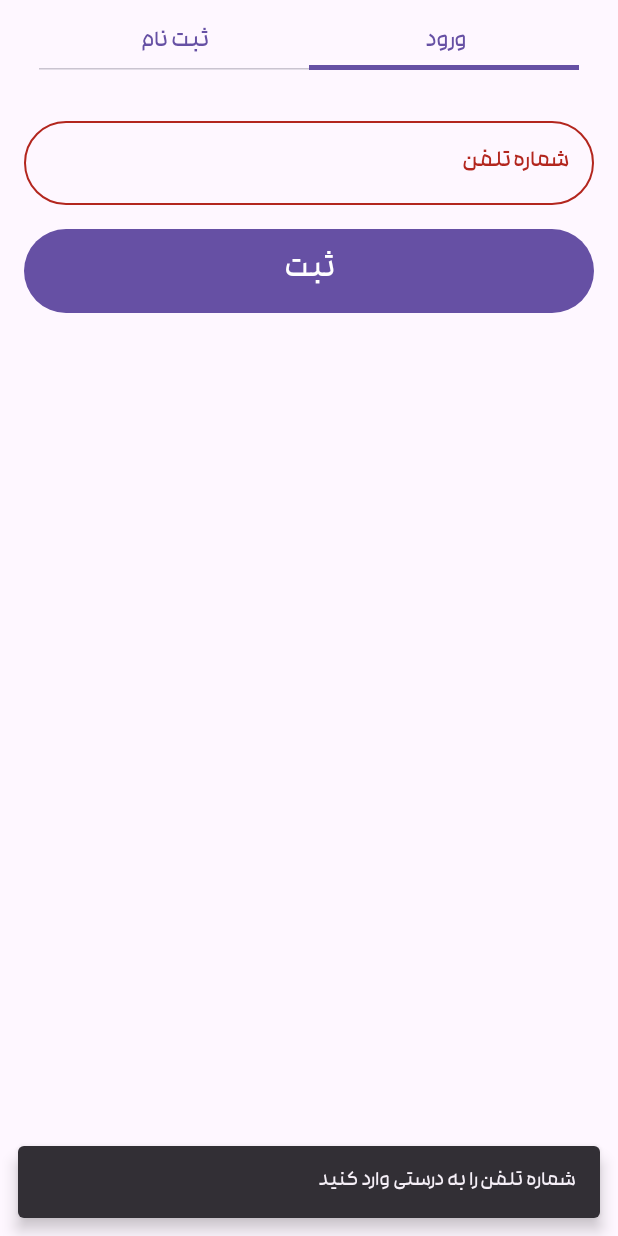
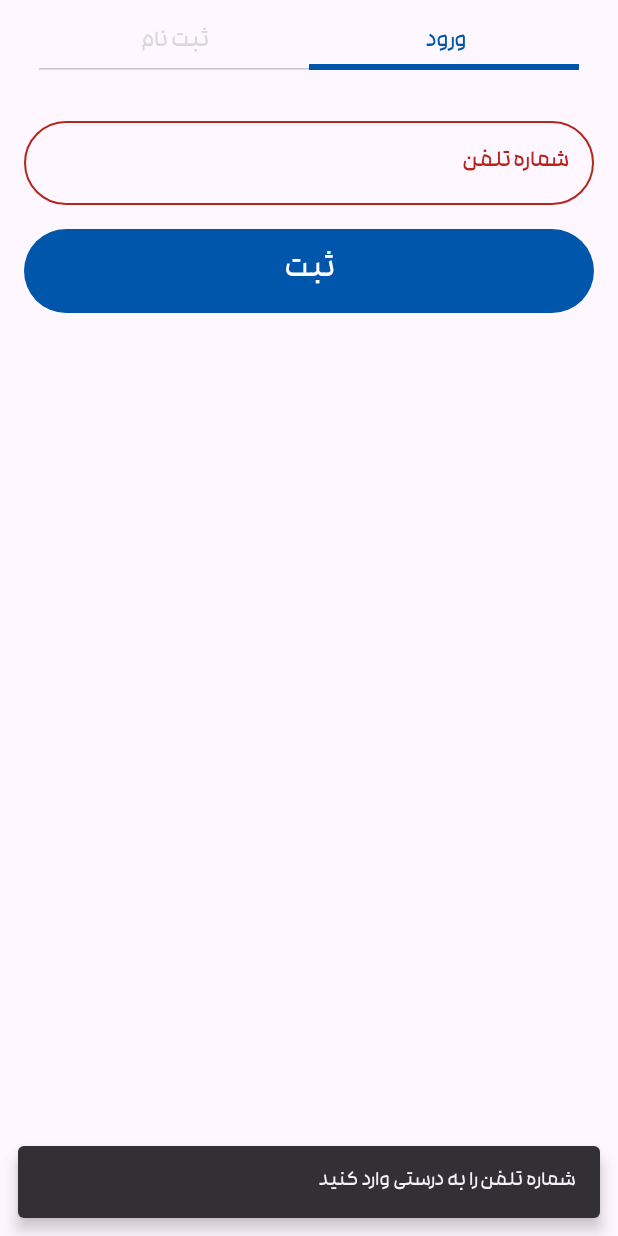
Before and after one commit to saeedjavazanjan/newReceiptCreator, an Android app built with Jetpack Compose: the screen it shows after launch (MainActivity), after a tap on "ثبت", on a phone screen of 412 x 824 dp. Run offline under Robolectric (Android 15) with nearby library versions, the phone set to English and light mode, and no system bars; our stand-ins replace Dagger/Hilt's generated code, Room's generated code, accompanist; libraries missing offline, so code that uses them is left out: com.opencsv, ir.cafebazaar.poolakey, org.apache.poi.

Commit message:
registration ui

```diff
--- a/app/src/main/java/com/saeed/zanjan/receipt/presentation/components/CustomDropDown.kt
+++ b/app/src/main/java/com/saeed/zanjan/receipt/presentation/components/CustomDropDown.kt
@@ -29,6 +29,7 @@ import androidx.compose.ui.focus.FocusRequester
 import androidx.compose.ui.focus.focusRequester
 import androidx.compose.ui.focus.onFocusChanged
 import androidx.compose.ui.graphics.Color
+import androidx.compose.ui.platform.LocalFocusManager
 import androidx.compose.ui.unit.dp
 import com.saeed.zanjan.receipt.ui.theme.CustomColors
 
@@ -45,6 +46,12 @@ fun CustomDropdown(
 
     var expanded by remember { mutableStateOf(false) }
     val focusRequester = FocusRequester()
+    val focusManager = LocalFocusManager.current
+
+    if(!expanded){
+        focusManager.clearFocus()
+    }
+
 
     Column(
         modifier = modifier
@@ -79,7 +86,8 @@ fun CustomDropdown(
                 containerColor = Color.Transparent, // Set light gray background
                 cursorColor = MaterialTheme.colorScheme.primary,
                 focusedBorderColor = CustomColors.lightGray, // Transparent to clear the outline
-                unfocusedBorderColor = Color.Transparent // Transparent to clear the outline
+                unfocusedBorderColor = Color.Transparent ,// Transparent to clear the outline
+                focusedLabelColor = CustomColors.darkBlue
             ),
         )
 
--- a/app/src/main/java/com/saeed/zanjan/receipt/presentation/components/DotProgressBar.kt
+++ b/app/src/main/java/com/saeed/zanjan/receipt/presentation/components/DotProgressBar.kt
@@ -18,6 +18,7 @@ import androidx.compose.runtime.getValue
 import androidx.compose.ui.Alignment
 import androidx.compose.ui.draw.alpha
 import androidx.compose.ui.tooling.preview.Preview
+import com.saeed.zanjan.receipt.ui.theme.CustomColors
 
 val dotSize = 24.dp // made it bigger for demo
 val delayUnit = 300 // you can change delay to change animation speed
@@ -33,7 +34,7 @@ fun DotsPulsing() {
             .size(dotSize)
             .scale(scale)
             .background(
-                color = MaterialTheme.colorScheme.primary,
+                color =  CustomColors.darkBlue,
                 shape = CircleShape
             )
     )
@@ -84,7 +85,7 @@ fun DotsElastic() {
             .size(dotSize)
             .scale(scaleX = minScale, scaleY = scale)
             .background(
-                color = MaterialTheme.colorScheme.primary,
+                color =  CustomColors.darkBlue,
                 shape = CircleShape
             )
     )
@@ -135,7 +136,7 @@ fun DotsFlashing() {
             .size(dotSize)
             .alpha(alpha)
             .background(
-                color = MaterialTheme.colorScheme.primary,
+                color =  CustomColors.darkBlue,
                 shape = CircleShape
             )
     )
@@ -186,7 +187,7 @@ fun DotsTyping() {
             .size(dotSize)
             .offset(y = -offset.dp)
             .background(
-                color = MaterialTheme.colorScheme.primary,
+                color =  CustomColors.darkBlue,
                 shape = CircleShape
             )
     )
@@ -239,7 +240,7 @@ fun DotsCollision() {
             .size(dotSize)
             .offset(x = offset.dp)
             .background(
-                color = MaterialTheme.colorScheme.primary,
+                color =  CustomColors.darkBlue,
                 shape = CircleShape
             )
     )
--- a/app/src/main/java/com/saeed/zanjan/receipt/presentation/components/Navigation.kt
+++ b/app/src/main/java/com/saeed/zanjan/receipt/presentation/components/Navigation.kt
@@ -40,7 +40,7 @@ fun Navigation(
     val splashViewModel: SplashViewModel = viewModel()
     val profileEditViewModel: ProfileEditViewModel = viewModel()
     val customersListViewModel: CustomersListViewModel = viewModel()
-    NavHost(navController = navController, startDestination = Screen.Splash.route) {
+    NavHost(navController = navController, startDestination = Screen.Registration.route) {
 
         composable(Screen.Splash.route) {
             SplashScreen(
--- a/app/src/main/java/com/saeed/zanjan/receipt/presentation/ui/registration/RegistrationScreen.kt
+++ b/app/src/main/java/com/saeed/zanjan/receipt/presentation/ui/registration/RegistrationScreen.kt
@@ -1,6 +1,7 @@
 package com.saeed.zanjan.receipt.presentation.ui.registration
 
 import android.annotation.SuppressLint
+import androidx.compose.foundation.background
 import androidx.compose.foundation.layout.Arrangement
 import androidx.compose.foundation.layout.Column
 import androidx.compose.foundation.layout.fillMaxHeight
@@ -11,6 +12,7 @@ import androidx.compose.foundation.layout.padding
 import androidx.compose.foundation.shape.RoundedCornerShape
 import androidx.compose.foundation.text.KeyboardOptions
 import androidx.compose.material3.Button
+import androidx.compose.material3.ButtonDefaults
 import androidx.compose.material3.ExperimentalMaterial3Api
 import androidx.compose.material3.MaterialTheme
 import androidx.compose.material3.OutlinedTextField
@@ -19,6 +21,8 @@ import androidx.compose.material3.SnackbarHost
 import androidx.compose.material3.SnackbarHostState
 import androidx.compose.material3.Tab
 import androidx.compose.material3.TabRow
+import androidx.compose.material3.TabRowDefaults
+import androidx.compose.material3.TabRowDefaults.tabIndicatorOffset
 import androidx.compose.material3.Text
 import androidx.compose.material3.TextFieldDefaults
 import androidx.compose.runtime.Composable
@@ -150,11 +154,25 @@ fun RegistrationScreen(
                     selectedTabIndex = if (isSignInTabSelected) 0 else 1,
                     modifier = Modifier
                         .fillMaxWidth()
-                        .padding(10.dp)
+                        .padding(10.dp),
+                    contentColor = CustomColors.darkBlue,
+                    indicator = { tabPositions ->
+                        TabRowDefaults.Indicator(
+                            Modifier
+                                .tabIndicatorOffset(tabPositions[if (isSignInTabSelected) 0 else 1])
+                                .fillMaxWidth()
+                                .height(4.dp),
+                            color = CustomColors.darkBlue
+                        )
+                    }
+
                 ) {
                     Tab(
                         selected = isSignInTabSelected,
-                        onClick = { isSignInTabSelected = true }
+                        onClick = { isSignInTabSelected = true },
+                        selectedContentColor = CustomColors.darkBlue,
+                        unselectedContentColor = CustomColors.gray
+
                     ) {
                         Text(
                             modifier = Modifier
@@ -166,7 +184,9 @@ fun RegistrationScreen(
                     }
                     Tab(
                         selected = !isSignInTabSelected,
-                        onClick = { isSignInTabSelected = false }
+                        onClick = { isSignInTabSelected = false },
+                        selectedContentColor = CustomColors.darkBlue,
+                        unselectedContentColor = CustomColors.gray
                     ) {
                         Text(
                             modifier = Modifier
@@ -199,7 +219,9 @@ fun RegistrationScreen(
                             containerColor = Color.Transparent, // Set light gray background
                             cursorColor = MaterialTheme.colorScheme.primary,
                             focusedBorderColor = CustomColors.lightGray, // Transparent to clear the outline
-                            unfocusedBorderColor = Color.Transparent // Transparent to clear the outline
+                            unfocusedBorderColor = Color.Transparent,// Transparent to clear the outline
+                            focusedLabelColor = CustomColors.darkBlue
+
                         ),
                     )
 
@@ -227,7 +249,12 @@ fun RegistrationScreen(
                                 }
 
                             },
-                            modifier = Modifier.fillMaxWidth().height(56.dp)
+                            modifier = Modifier
+                                .fillMaxWidth()
+                                .height(56.dp),
+                            colors = ButtonDefaults.buttonColors(
+                                containerColor = CustomColors.darkBlue
+                            )
                         ) {
                             Text(
                                 text = if (countdownEnabled) " بعد از  $remainingSeconds ثانیه تلاش کنید. "
@@ -252,7 +279,9 @@ fun RegistrationScreen(
                             containerColor = Color.Transparent, // Set light gray background
                             cursorColor = MaterialTheme.colorScheme.primary,
                             focusedBorderColor = CustomColors.lightGray, // Transparent to clear the outline
-                            unfocusedBorderColor = Color.Transparent // Transparent to clear the outline
+                            unfocusedBorderColor = Color.Transparent ,// Transparent to clear the outline
+                            focusedLabelColor = CustomColors.darkBlue
+
                         ),
                     )
                     OutlinedTextField(
@@ -268,7 +297,9 @@ fun RegistrationScreen(
                             containerColor = Color.Transparent, // Set light gray background
                             cursorColor = MaterialTheme.colorScheme.primary,
                             focusedBorderColor = CustomColors.lightGray, // Transparent to clear the outline
-                            unfocusedBorderColor = Color.Transparent // Transparent to clear the outline
+                            unfocusedBorderColor = Color.Transparent ,// Transparent to clear the outline
+                            focusedLabelColor = CustomColors.darkBlue
+
                         ),
                     )
                     OutlinedTextField(
@@ -287,7 +318,8 @@ fun RegistrationScreen(
                             containerColor = Color.Transparent, // Set light gray background
                             cursorColor = MaterialTheme.colorScheme.primary,
                             focusedBorderColor = CustomColors.lightGray, // Transparent to clear the outline
-                            unfocusedBorderColor = Color.Transparent // Transparent to clear the outline
+                            unfocusedBorderColor = Color.Transparent, // Transparent to clear the outline
+                            focusedLabelColor = CustomColors.darkBlue
                         ),
                     )
                     OutlinedTextField(
@@ -297,15 +329,19 @@ fun RegistrationScreen(
                             userId = it
 
                                         },
-                        label = { Text("آیدی پیج کاری") },
+                        label = { Text("شماره تماس مجموعه") },
                         modifier = Modifier.fillMaxWidth(),
                         isError = error,
+                        singleLine = true,
+                        keyboardOptions = KeyboardOptions(keyboardType = KeyboardType.Phone),
                         shape = RoundedCornerShape(30.dp) ,// Adjust the radius for rounded corners
                         colors = TextFieldDefaults.outlinedTextFieldColors(
                             containerColor = Color.Transparent, // Set light gray background
                             cursorColor = MaterialTheme.colorScheme.primary,
                             focusedBorderColor = CustomColors.lightGray, // Transparent to clear the outline
-                            unfocusedBorderColor = Color.Transparent // Transparent to clear the outline
+                            unfocusedBorderColor = Color.Transparent ,
+                            focusedLabelColor = CustomColors.darkBlue
+                            // Transparent to clear the outline
                         ),
 
                         )
@@ -351,7 +387,12 @@ fun RegistrationScreen(
                             }
 
                         },
-                        modifier = Modifier.fillMaxWidth().height(56.dp)
+                        modifier = Modifier
+                            .fillMaxWidth()
+                            .height(56.dp),
+                        colors = ButtonDefaults.buttonColors(
+                            containerColor = CustomColors.darkBlue
+                        )
                     ) {
                         Text(
                             text = if (countdownEnabled) " بعد از  $remainingSeconds ثانیه تلاش کنید. "
```
